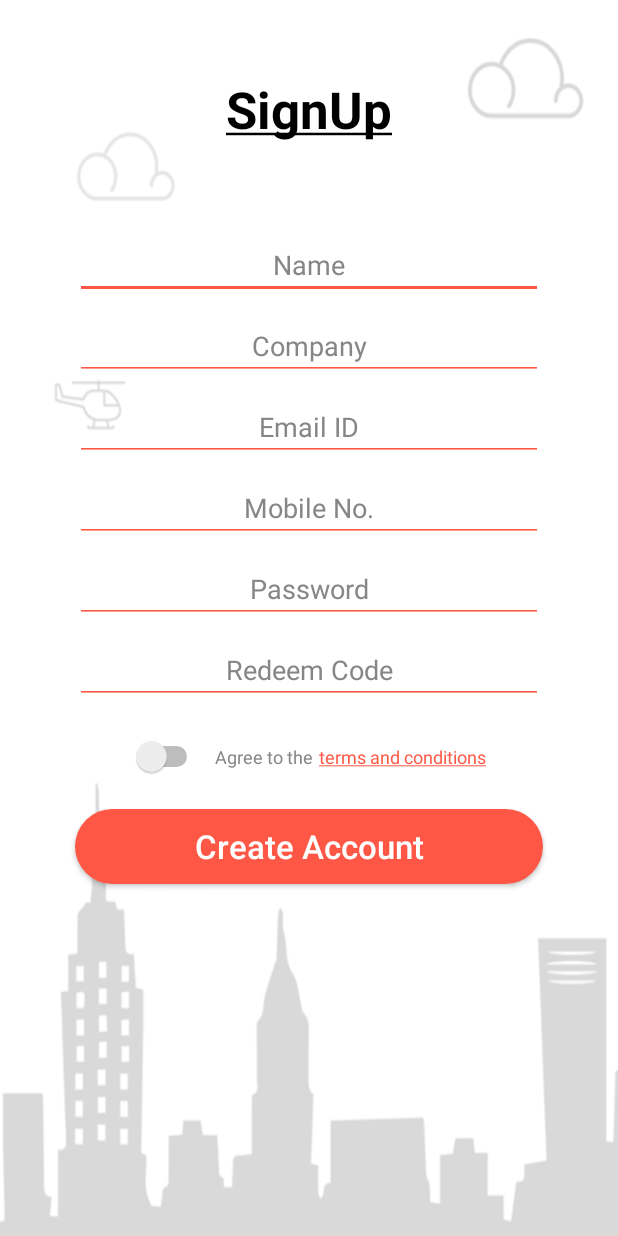
After one commit to Azhar0790/FindotsAndroidsarps, an Android app: the RegisterActivity screen opened directly, with no data from a screen before it, on a phone screen of 412 x 824 dp. The commit adds this screen. Run offline under Robolectric (Android 15) with nearby library versions, the phone set to English and light mode, and no system bars; our stand-ins replace ButterKnife.

Commit message:
added login, register, destinations layouts, strings and dimens, drawable files

```diff
--- a/mobile/src/main/AndroidManifest.xml
+++ b/mobile/src/main/AndroidManifest.xml
@@ -28,6 +28,7 @@
         </activity>
         <activity android:name="activities.LoginActivity" />
         <activity android:name="activities.MenuActivity" />
+        <activity android:name="activities.RegisterActivity"/>
 
         <provider
             android:name="database.DatabaseProvider"
--- /dev/null
+++ b/mobile/src/main/java/activities/RegisterActivity.java
@@ -0,0 +1,120 @@
+package activities;
+
+import android.os.Bundle;
+import android.support.annotation.Nullable;
+import android.support.v7.app.AppCompatActivity;
+import android.widget.Button;
+import android.widget.EditText;
+import android.widget.Switch;
+import android.widget.TextView;
+
+import butterknife.Bind;
+import butterknife.ButterKnife;
+import butterknife.OnClick;
+import findots.bridgetree.com.findots.R;
+import utils.AddTextWatcher;
+
+/**
+ * Created by parijathar on 6/13/2016.
+ */
+public class RegisterActivity extends AppCompatActivity {
+
+    @Bind(R.id.EditText_name)
+    EditText mEditText_name;
+
+    @Bind(R.id.EditText_company)
+    EditText mEditText_company;
+
+    @Bind(R.id.EditText_emailID)
+    EditText mEditText_emailID;
+
+    @Bind(R.id.EditText_mobileNo)
+    EditText mEditText_mobileNo;
+
+    @Bind(R.id.EditText_password)
+    EditText mEditText_password;
+
+    @Bind(R.id.EditText_redeemCode)
+    EditText mEditText_redeemCode;
+
+    @Bind(R.id.Switch_onOff)
+    Switch mSwitch_onOff;
+
+    @Bind(R.id.TextView_termsCondition)
+    TextView mTextView_termsCondition;
+
+    @Bind(R.id.Button_createAccount)
+    Button mButton_createAccount;
+
+    String name = null, company = null, emailID = null;
+    String mobileNo = null, password = null, redeemCode = null;
+
+    @Override
+    protected void onCreate(@Nullable Bundle savedInstanceState) {
+        super.onCreate(savedInstanceState);
+        setContentView(R.layout.register);
+
+        ButterKnife.bind(this);
+
+        setListeners();
+
+        /**
+         * android:thumb="@drawable/selector_switch"
+         android:trackTint="@color/app_color_50"
+         */
+    }
+
+    @OnClick(R.id.Button_createAccount)
+    public void validateAndCreateAccount() {
+
+        if (validateEnteredValues()) {
+            /**
+             *   Call WebService to create an account
+             */
+
+
+        }
+
+    }
+
+    /**
+     *   validating the entered values for creating account
+     */
+    public boolean validateEnteredValues() {
+        name = mEditText_name.getText().toString();
+        company = mEditText_company.getText().toString();
+        emailID = mEditText_emailID.getText().toString();
+        mobileNo = mEditText_mobileNo.getText().toString();
+        password = mEditText_password.getText().toString();
+        redeemCode = mEditText_redeemCode.getText().toString();
+
+        if (name == null || name.length() == 0) {
+            mEditText_name.setError(getString(R.string.prompt_required));  return false;
+        } else if (company == null || company.length() == 0) {
+            mEditText_company.setError(getString(R.string.prompt_required));  return false;
+        } else if (emailID == null || emailID.length() == 0) {
+            mEditText_emailID.setError(getString(R.string.prompt_required));  return false;
+        } else if (mobileNo == null || mobileNo.length() == 0) {
+            mEditText_mobileNo.setError(getString(R.string.prompt_required));  return false;
+        } else if (password == null || password.length() == 0) {
+            mEditText_password.setError(getString(R.string.prompt_password));  return false;
+        } else if (redeemCode == null || redeemCode.length() == 0) {
+            mEditText_redeemCode.setError(getString(R.string.prompt_required));  return false;
+        }
+
+        return true;
+    }
+
+    /**
+     *   set Listeners to the UI Widgets
+     */
+    public void setListeners() {
+        mEditText_name.addTextChangedListener(new AddTextWatcher());
+        mEditText_company.addTextChangedListener(new AddTextWatcher());
+        mEditText_emailID.addTextChangedListener(new AddTextWatcher());
+        mEditText_mobileNo.addTextChangedListener(new AddTextWatcher());
+        mEditText_password.addTextChangedListener(new AddTextWatcher());
+        mEditText_redeemCode.addTextChangedListener(new AddTextWatcher());
+    }
+
+}
--- /dev/null
+++ b/mobile/src/main/res/layout/register.xml
@@ -0,0 +1,119 @@
+<?xml version="1.0" encoding="utf-8"?>
+<LinearLayout xmlns:android="http://schemas.android.com/apk/res/android"
+    xmlns:app="http://schemas.android.com/apk/res-auto"
+    android:layout_width="match_parent"
+    android:layout_height="match_parent"
+    android:background="@drawable/screen"
+    android:orientation="vertical">
+
+    <TextView
+        android:layout_width="wrap_content"
+        android:layout_height="wrap_content"
+        android:layout_gravity="center"
+        android:layout_marginBottom="@dimen/signup_text_marginTopBottom"
+        android:layout_marginTop="@dimen/signup_text_marginTopBottom"
+        android:text="@string/signup"
+        android:textColor="@color/black"
+        android:textSize="@dimen/signup_textSize"
+        android:textStyle="bold" />
+
+    <EditText
+        android:id="@+id/EditText_name"
+        style="@style/edittext"
+        android:layout_width="match_parent"
+        android:layout_height="@dimen/login_edittext_height"
+        android:hint="@string/name"
+        android:inputType="text" />
+
+    <EditText
+        android:id="@+id/EditText_company"
+        style="@style/edittext"
+        android:layout_width="match_parent"
+        android:layout_height="@dimen/login_edittext_height"
+        android:hint="@string/company"
+        android:inputType="text" />
+
+    <EditText
+        android:id="@+id/EditText_emailID"
+        style="@style/edittext"
+        android:layout_width="match_parent"
+        android:layout_height="@dimen/login_edittext_height"
+        android:hint="@string/emailid"
+        android:inputType="textEmailAddress" />
+
+    <EditText
+        android:id="@+id/EditText_mobileNo"
+        style="@style/edittext"
+        android:layout_width="match_parent"
+        android:layout_height="@dimen/login_edittext_height"
+        android:hint="@string/mobileno"
+        android:inputType="number" />
+
+    <EditText
+        android:id="@+id/EditText_password"
+        style="@style/edittext"
+        android:layout_width="match_parent"
+        android:layout_height="@dimen/login_edittext_height"
+        android:hint="@string/password"
+        android:inputType="textPassword" />
+
+    <EditText
+        android:id="@+id/EditText_redeemCode"
+        style="@style/edittext"
+        android:layout_width="match_parent"
+        android:layout_height="@dimen/login_edittext_height"
+        android:hint="@string/redeemcode"
+        android:inputType="text" />
+
+    <LinearLayout
+        android:layout_width="match_parent"
+        android:layout_height="@dimen/linearLayout_termsCondition_height"
+        android:layout_marginTop="@dimen/linearLayout_termsCondition_marginTop"
+        android:gravity="center"
+        android:orientation="horizontal">
+
+        <Switch
+            android:id="@+id/Switch_onOff"
+            android:layout_width="wrap_content"
+            android:layout_height="wrap_content"
+            android:layout_gravity="center_vertical"
+            android:gravity="center" />
+
+        <TextView
+            android:id="@+id/TextView_agree"
+            android:layout_width="wrap_content"
+            android:layout_height="wrap_content"
+            android:layout_gravity="center_vertical"
+            android:layout_marginLeft="@dimen/textView_agree_marginLeft"
+            android:text="@string/agree"
+            android:textColor="@color/grey"
+            android:textSize="@dimen/termsCondition_textSize"
+            android:textStyle="normal" />
+
+        <TextView
+            android:id="@+id/TextView_termsCondition"
+            android:layout_width="wrap_content"
+            android:layout_height="wrap_content"
+            android:layout_gravity="center_vertical"
+            android:layout_marginLeft="@dimen/textView_termsCondition_marginLeft"
+            android:text="@string/termsCondition"
+            android:textColor="@color/app_color"
+            android:textSize="@dimen/termsCondition_textSize"
+            android:textStyle="normal" />
+
+    </LinearLayout>
+
+    <Button
+        android:id="@+id/Button_createAccount"
+        android:layout_width="match_parent"
+        android:layout_height="@dimen/login_button_height"
+        android:layout_marginLeft="@dimen/login_button_marginLeftAndRight"
+        android:layout_marginRight="@dimen/login_button_marginLeftAndRight"
+        android:layout_marginTop="@dimen/button_createAccount_marginTop"
+        android:background="@drawable/selector_login"
+        android:text="@string/create_account"
+        android:textAllCaps="false"
+        android:textColor="@color/white"
+        android:textSize="@dimen/login_button_textSize" />
+
+</LinearLayout>
--- a/mobile/src/main/res/values/dimens.xml
+++ b/mobile/src/main/res/values/dimens.xml
@@ -52,4 +52,14 @@
     <dimen name="textview_donthaveaccount_textSize">14sp</dimen>
     <dimen name="textview_signup_textSize">18sp</dimen>
 
+    <!-- Register -->
+    <dimen name="signup_text_marginTopBottom">50dp</dimen>
+    <dimen name="signup_textSize">34sp</dimen>
+    <dimen name="linearLayout_termsCondition_height">50dp</dimen>
+    <dimen name="linearLayout_termsCondition_marginTop">10dp</dimen>
+    <dimen name="button_createAccount_marginTop">10dp</dimen>
+    <dimen name="termsCondition_textSize">12sp</dimen>
+    <dimen name="textView_agree_marginLeft">8dp</dimen>
+    <dimen name="textView_termsCondition_marginLeft">4dp</dimen>
+
 </resources>
--- a/mobile/src/main/res/values/strings.xml
+++ b/mobile/src/main/res/values/strings.xml
@@ -20,10 +20,20 @@
     <string name="forgot_password">Forgot password?</string>
     <string name="donthaveaccount">Don\'t have account?</string>
     <string name="signup"><u>SignUp</u></string>
+    <string name="prompt_required">This field is required</string>
+    <string name="prompt_password">This password is too short</string>
+
+    <!-- Register -->
+    <string name="name">Name</string>
+    <string name="company">Company</string>
+    <string name="emailid">Email ID</string>
+    <string name="mobileno">Mobile No.</string>
+    <string name="redeemcode">Redeem Code</string>
+    <string name="agree">Agree to the</string>
+    <string name="termsCondition"><u>terms and conditions</u></string>
+    <string name="create_account">Create Account</string>
 
     <!-- Strings related to login -->
-    <string name="prompt_email">Email</string>
-    <string name="prompt_password">Password (optional)</string>
     <string name="action_sign_in">Sign in or register</string>
     <string name="action_sign_in_short">Sign in</string>
     <string name="error_invalid_email">This email address is invalid</string>
--- a/mobile/src/main/res/values/styles.xml
+++ b/mobile/src/main/res/values/styles.xml
@@ -18,6 +18,7 @@
         <item name="drawableSize">24dp</item>
     </style>
 
+
     <style name="edittext">
         <item name="android:layout_marginLeft">@dimen/login_edittext_marginLeftAndRight</item>
         <item name="android:layout_marginRight">@dimen/login_edittext_marginLeftAndRight</item>
```
Also changed, not shown: mobile/src/main/java/activities/LoginActivity.java (+71 -1 lines), mobile/src/main/java/utils/AddTextWatcher.java (added, +28 -0 lines), mobile/src/main/res/drawable/selector_checkin.xml (added, +8 -0 lines), mobile/src/main/res/drawable/selector_checkout.xml (added, +9 -0 lines), mobile/src/main/res/drawable/selector_switch.xml (added, +14 -0 lines), mobile/src/main/res/drawable/selector_white_bg.xml (added, +10 -0 lines), mobile/src/main/res/layout/activity_login.xml (deleted, +0 -77 lines), mobile/src/main/res/layout/destinations.xml (added, +18 -0 lines), mobile/src/main/res/layout/destinations_inflater.xml (added, +73 -0 lines), mobile/src/main/res/drawable/screen.png.
